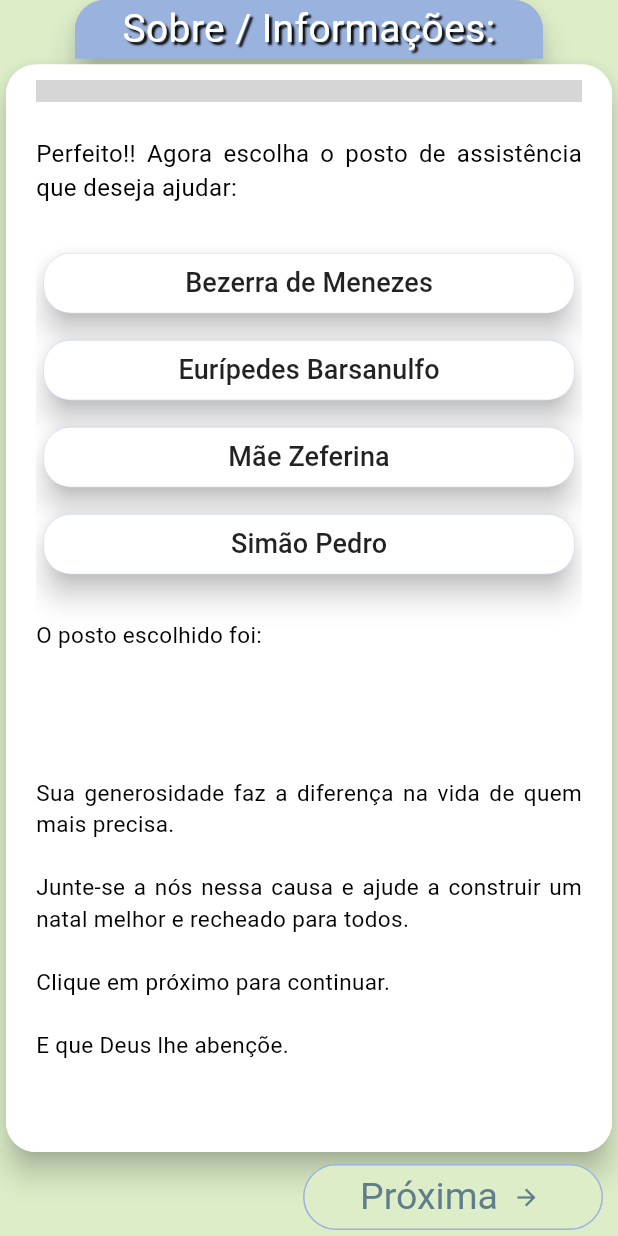
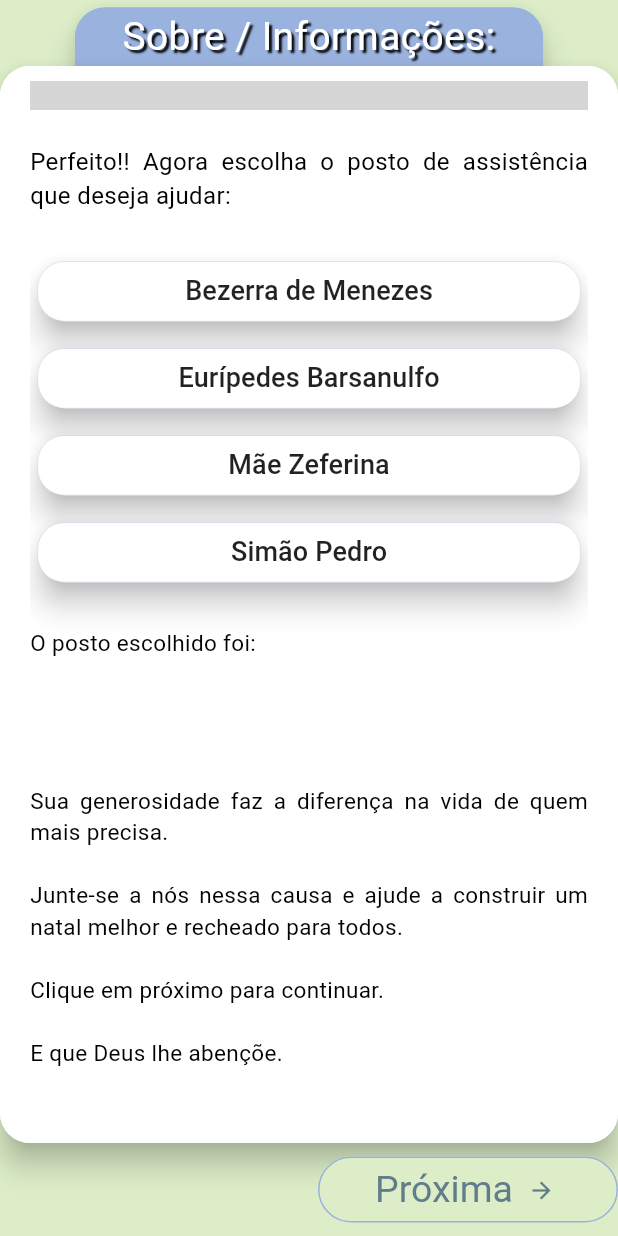
Before and after one commit to geptudi/postos, a Flutter app: the screen it shows after launch, scrolled down 742 dp, on a phone screen of 412 x 824 dp. Run offline on Flutter 3.47's test engine with Material 3 defaults, Android fonts, the phone set to English and light mode, and no system bars; drawn by our look-alikes of youtube_player_iframe; our stand-ins replace badges, brasil_fields, device_info_plus, dio, flutter_modular; grey boxes are pictures that could not be loaded.

Commit message:
Versão 2.10.0

```diff
--- a/lib/src/modules/home/modelsview/template_page.dart
+++ b/lib/src/modules/home/modelsview/template_page.dart
@@ -69,7 +69,7 @@ class _TemplatePageState extends State<TemplatePage> {
                     child: Card(
                       color: headerColor, //Colors.green,
                       elevation: 8,
-                      margin: const EdgeInsets.all(0.0),
+                      margin: const EdgeInsets.only(top: 5),
                       shape: const OutlineInputBorder(
                         borderRadius: BorderRadius.only(
                             topLeft: Radius.circular(20),
@@ -99,6 +99,7 @@ class _TemplatePageState extends State<TemplatePage> {
                     child: Card(
                       color: Colors.white,
                       elevation: 8,
+                      margin: const EdgeInsets.only(bottom: 5),
                       shape: const OutlineInputBorder(
                           borderRadius: BorderRadius.only(
                               topLeft: Radius.circular(20),
@@ -160,8 +161,7 @@ class _TemplatePageState extends State<TemplatePage> {
                       const Spacer(flex: 1),
                       if (widget.hasProx != null)
                         Container(
-                          padding: const EdgeInsets.only(
-                              left: 0, top: 0, right: 10, bottom: 0),
+                          padding: const EdgeInsets.only(bottom: 5),
                           alignment: Alignment.bottomRight,
                           child: _proximaButton(widget.hasProx!),
                         ),
```
